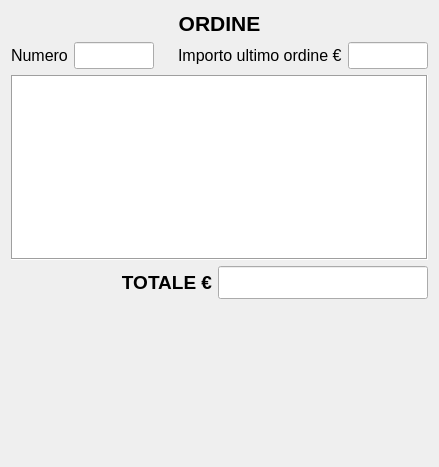
This is src/ordine.ui in mtonin/gestcassa as Qt 5 draws it before an edit. The edited form follows.
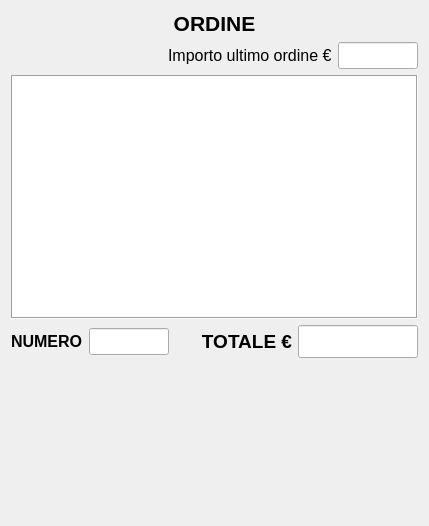
This is the edited form. Custom widgets are drawn as their Qt base class.

Commit message: - corretta cambio password - nasconde pulsanti reparti non abilitati - corretta calcolo totale ordine per importi >= 1000 - modificata width di default per QPictureButton

What changed in the file:
```diff
--- a/src/ordine.ui
+++ b/src/ordine.ui
@@ -6,12 +6,12 @@
    <rect>
     <x>0</x>
     <y>0</y>
-    <width>439</width>
-    <height>467</height>
+    <width>429</width>
+    <height>526</height>
    </rect>
   </property>
   <property name="sizePolicy">
-   <sizepolicy hsizetype="Preferred" vsizetype="Preferred">
+   <sizepolicy hsizetype="Minimum" vsizetype="Preferred">
     <horstretch>0</horstretch>
     <verstretch>0</verstretch>
    </sizepolicy>
@@ -45,48 +45,6 @@
    </item>
    <item>
     <layout class="QHBoxLayout" name="horizontalLayout">
-     <item>
-      <widget class="QLabel" name="numeroLbl_2">
-       <property name="font">
-        <font>
-         <pointsize>12</pointsize>
-        </font>
-       </property>
-       <property name="text">
-        <string>Numero</string>
-       </property>
-      </widget>
-     </item>
-     <item>
-      <widget class="QLineEdit" name="numeroOrdineTxt">
-       <property name="sizePolicy">
-        <sizepolicy hsizetype="Fixed" vsizetype="Fixed">
-         <horstretch>0</horstretch>
-         <verstretch>0</verstretch>
-        </sizepolicy>
-       </property>
-       <property name="maximumSize">
-        <size>
-         <width>80</width>
-         <height>16777215</height>
-        </size>
-       </property>
-       <property name="font">
-        <font>
-         <pointsize>12</pointsize>
-        </font>
-       </property>
-       <property name="maxLength">
-        <number>10</number>
-       </property>
-       <property name="alignment">
-        <set>Qt::AlignRight|Qt::AlignTrailing|Qt::AlignVCenter</set>
-       </property>
-       <property name="readOnly">
-        <bool>true</bool>
-       </property>
-      </widget>
-     </item>
      <item>
       <spacer name="horizontalSpacer_2">
        <property name="orientation">
@@ -203,6 +161,56 @@
    </item>
    <item>
     <layout class="QHBoxLayout" name="horizontalLayout_2">
+     <item>
+      <widget class="QLabel" name="numeroLbl_2">
+       <property name="sizePolicy">
+        <sizepolicy hsizetype="Minimum" vsizetype="Preferred">
+         <horstretch>0</horstretch>
+         <verstretch>0</verstretch>
+        </sizepolicy>
+       </property>
+       <property name="font">
+        <font>
+         <pointsize>16</pointsize>
+        </font>
+       </property>
+       <property name="text">
+        <string>&lt;html&gt;&lt;head/&gt;&lt;body&gt;&lt;p&gt;&lt;span style=&quot; font-size:12pt; font-weight:600;&quot;&gt;NUMERO&lt;/span&gt;&lt;/p&gt;&lt;/body&gt;&lt;/html&gt;</string>
+       </property>
+      </widget>
+     </item>
+     <item>
+      <widget class="QLineEdit" name="numeroOrdineTxt">
+       <property name="sizePolicy">
+        <sizepolicy hsizetype="Fixed" vsizetype="Fixed">
+         <horstretch>0</horstretch>
+         <verstretch>0</verstretch>
+        </sizepolicy>
+       </property>
+       <property name="maximumSize">
+        <size>
+         <width>80</width>
+         <height>16777215</height>
+        </size>
+       </property>
+       <property name="font">
+        <font>
+         <pointsize>12</pointsize>
+         <weight>75</weight>
+         <bold>true</bold>
+        </font>
+       </property>
+       <property name="maxLength">
+        <number>10</number>
+       </property>
+       <property name="alignment">
+        <set>Qt::AlignRight|Qt::AlignTrailing|Qt::AlignVCenter</set>
+       </property>
+       <property name="readOnly">
+        <bool>true</bool>
+       </property>
+      </widget>
+     </item>
      <item>
       <spacer name="horizontalSpacer">
        <property name="orientation">
@@ -218,6 +226,12 @@
      </item>
      <item>
       <widget class="QLabel" name="label_3">
+       <property name="sizePolicy">
+        <sizepolicy hsizetype="Minimum" vsizetype="Preferred">
+         <horstretch>0</horstretch>
+         <verstretch>0</verstretch>
+        </sizepolicy>
+       </property>
        <property name="font">
         <font>
          <pointsize>16</pointsize>
@@ -233,6 +247,18 @@
      </item>
      <item>
       <widget class="QLineEdit" name="totaleLine">
+       <property name="sizePolicy">
+        <sizepolicy hsizetype="Minimum" vsizetype="Fixed">
+         <horstretch>0</horstretch>
+         <verstretch>0</verstretch>
+        </sizepolicy>
+       </property>
+       <property name="maximumSize">
+        <size>
+         <width>120</width>
+         <height>16777215</height>
+        </size>
+       </property>
        <property name="font">
         <font>
          <pointsize>16</pointsize>
@@ -295,7 +321,7 @@
        <property name="minimumSize">
         <size>
          <width>0</width>
-         <height>150</height>
+         <height>100</height>
         </size>
        </property>
        <property name="font">
```
Left out of the diff: 3 changed lines with no effect on the pictures. The commit also changes 8 other files.
